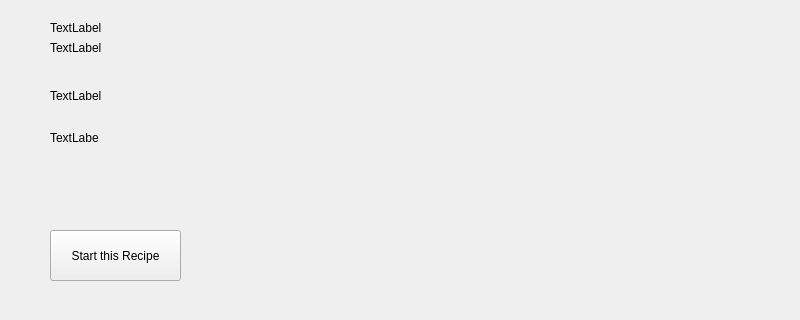
Above: RecipeDataSeeding/dashboard.ui from bigdog765/qt-database before the change; both pictures show x 0 to 800 and y 90 to 410 of the 800 by 600 pixel window. Below: the same form after it.
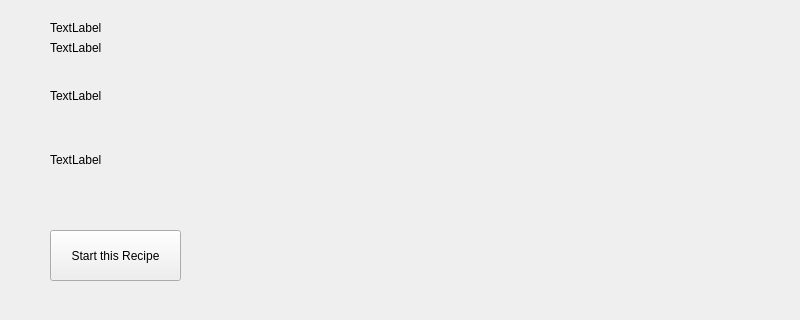
That is the form after the change.

What changed in the file:
```diff
--- a/RecipeDataSeeding/dashboard.ui
+++ b/RecipeDataSeeding/dashboard.ui
@@ -77,12 +77,18 @@
      <rect>
       <x>50</x>
       <y>220</y>
-      <width>49</width>
-      <height>16</height>
+      <width>631</width>
+      <height>61</height>
      </rect>
     </property>
     <property name="text">
-     <string>TextLabel</string>
+     <string>&lt;html&gt;&lt;head/&gt;&lt;body&gt;&lt;p&gt;TextLabel&lt;/p&gt;&lt;/body&gt;&lt;/html&gt;</string>
+    </property>
+    <property name="scaledContents">
+     <bool>true</bool>
+    </property>
+    <property name="wordWrap">
+     <bool>true</bool>
     </property>
    </widget>
    <widget class="QLabel" name="prepTime">
```
